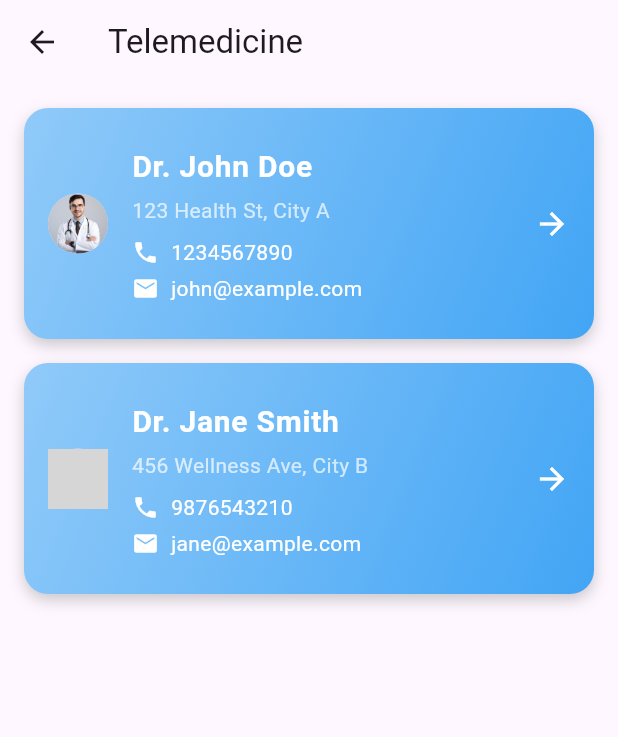
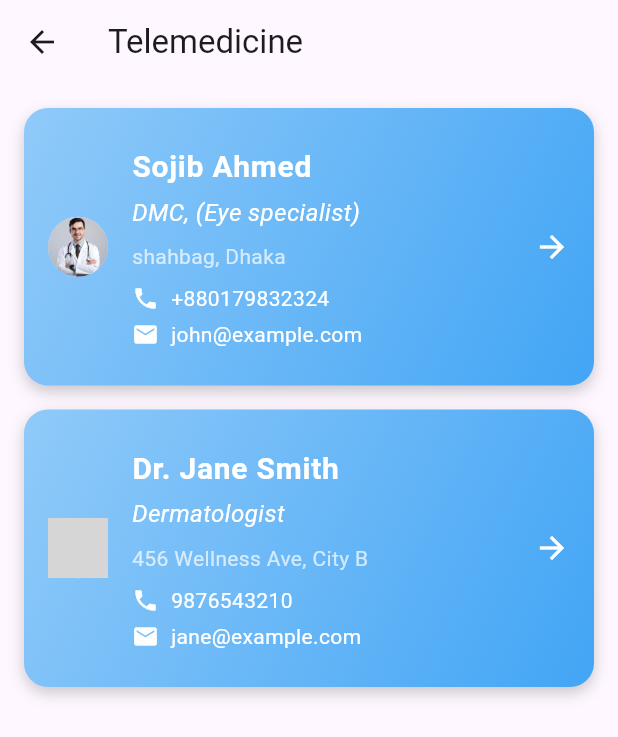
Before and after one commit to hasibul2hasan/shuborno, a Flutter app: the Telemedicine screen opened directly, on a phone screen of 412 x 824 dp. Shown: the top 737 px of the screen. Run offline on Flutter 3.47's test engine with Material 3 defaults, Android fonts, the phone set to English and light mode, and no system bars; grey boxes are pictures that could not be loaded.

Commit message:
Add doctor specialties to Telemedicine page and update contact options dialog

```diff
--- a/lib/pages/telemedicine.dart
+++ b/lib/pages/telemedicine.dart
@@ -3,9 +3,23 @@ import 'package:url_launcher/url_launcher.dart';
 
 class Telemedicine extends StatelessWidget {
   final List<Map<String, String>> doctors = [
-    {"name": "Dr. John Doe", "phone": "1234567890", "email": "john@example.com", "address": "123 Health St, City A", "image": "assets/doctors/demo.jpg"},
-    {"name": "Dr. Jane Smith", "phone": "9876543210", "email": "jane@example.com", "address": "456 Wellness Ave, City B", "image": "assets/jane_smith.jpg"},
-    // Add more doctors here...
+    {
+      "name": "Sojib Ahmed",
+      "phone": "+880179832324",
+      "email": "john@example.com",
+      "address": "shahbag, Dhaka",
+      "image": "assets/doctors/demo.jpg",
+      "specialty": "DMC, (Eye specialist)",
+    },
+    {
+      "name": "Dr. Jane Smith",
+      "phone": "9876543210",
+      "email": "jane@example.com",
+      "address": "456 Wellness Ave, City B",
+      "image": "assets/jane_smith.jpg",
+      "specialty": "Dermatologist",
+    },
+    // Add more doctors
   ];
 
   // Function to make a call
@@ -29,7 +43,7 @@ class Telemedicine extends StatelessWidget {
   }
 
   // Function to show contact options dialog
-  void _showContactOptions(BuildContext context, String name, String phone, String email, String address, String image) {
+  void _showContactOptions(BuildContext context, String name, String phone, String email, String address, String image, String specialty) {
     showDialog(
       context: context,
       builder: (context) {
@@ -41,6 +55,11 @@ class Telemedicine extends StatelessWidget {
               CircleAvatar(
                 radius: 40,
                 backgroundImage: AssetImage(image), // Display the doctor's image
+              ),
+              SizedBox(height: 16),
+              Text(
+                specialty,
+                style: TextStyle(fontWeight: FontWeight.bold, fontSize: 16),
               ),
               SizedBox(height: 16),
               ListTile(
@@ -113,6 +132,15 @@ class Telemedicine extends StatelessWidget {
                 children: [
                   SizedBox(height: 4),
                   Text(
+                    doctor['specialty']!,
+                    style: TextStyle(
+                      fontSize: 16,
+                      color: Colors.white,
+                      fontStyle: FontStyle.italic,
+                    ),
+                  ),
+                  SizedBox(height: 8),
+                  Text(
                     doctor['address']!,
                     style: TextStyle(
                       fontSize: 14,
@@ -155,6 +183,7 @@ class Telemedicine extends StatelessWidget {
                   doctor['email']!,
                   doctor['address']!,
                   doctor['image']!, // Pass image to the dialog
+                  doctor['specialty']!, // Pass specialty to the dialog
                 );
               },
             ),
```
